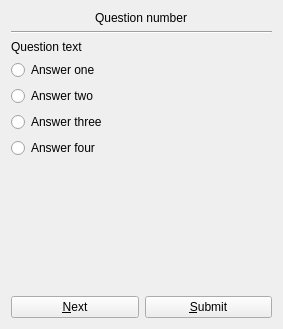
Above: src/templates/comprehension/comprehensionitem.ui from BuildmLearn/BuildmLearn-Toolkit before the change. Below: the same form after it.
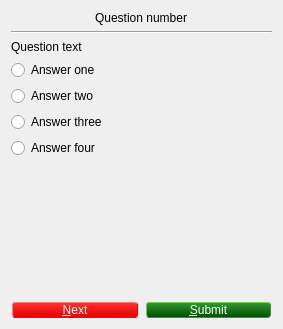
That is the form after the change.

Patch:
```diff
--- a/src/templates/comprehension/comprehensionitem.ui
+++ b/src/templates/comprehension/comprehensionitem.ui
@@ -120,6 +120,9 @@
     <layout class="QHBoxLayout" name="horizontalLayout">
      <item>
       <widget class="QPushButton" name="m_btnNext">
+       <property name="styleSheet">
+        <string notr="true">QPushButton {min-height:1.5em; font:1em; margin:0 1px 0 1px; color: white; background-color: qlineargradient(x1: 0, y1: 0, x2: 0, y2: 1,stop: 0 #ff3232, stop: 1 #e50000); border-style: outset;border-radius: 3px; border-width: 1px; border-color: #ff0000;} QPushButton:pressed {background-color: qlineargradient(x1: 0, y1: 0, x2: 0, y2: 1, stop: 0 #e50000, stop: 1 #ff3232);}</string>
+       </property>
        <property name="text">
         <string>&amp;Next</string>
        </property>
@@ -127,6 +130,9 @@
      </item>
      <item>
       <widget class="QPushButton" name="m_btnConfirm">
+       <property name="styleSheet">
+        <string notr="true">QPushButton {min-height:1.5em; font:1em; margin:0 1px 0 1px; color: white; background-color: qlineargradient(x1: 0, y1: 0, x2: 0, y2: 1,stop: 0 #329932, stop: 1 #004C00); border-style: outset;border-radius: 3px; border-width: 1px;  border-color: #50873a;} QPushButton:pressed {background-color: qlineargradient(x1: 0, y1: 0, x2: 0, y2: 1, stop: 0 #004C00, stop: 1 #329932);}</string>
+       </property>
        <property name="text">
         <string>&amp;Submit</string>
        </property>
```
